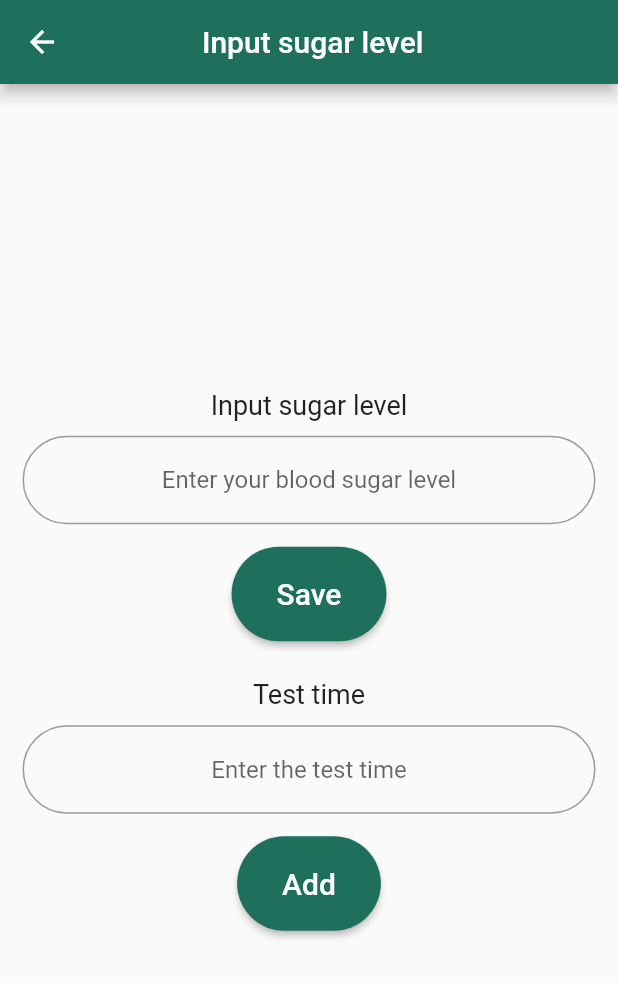
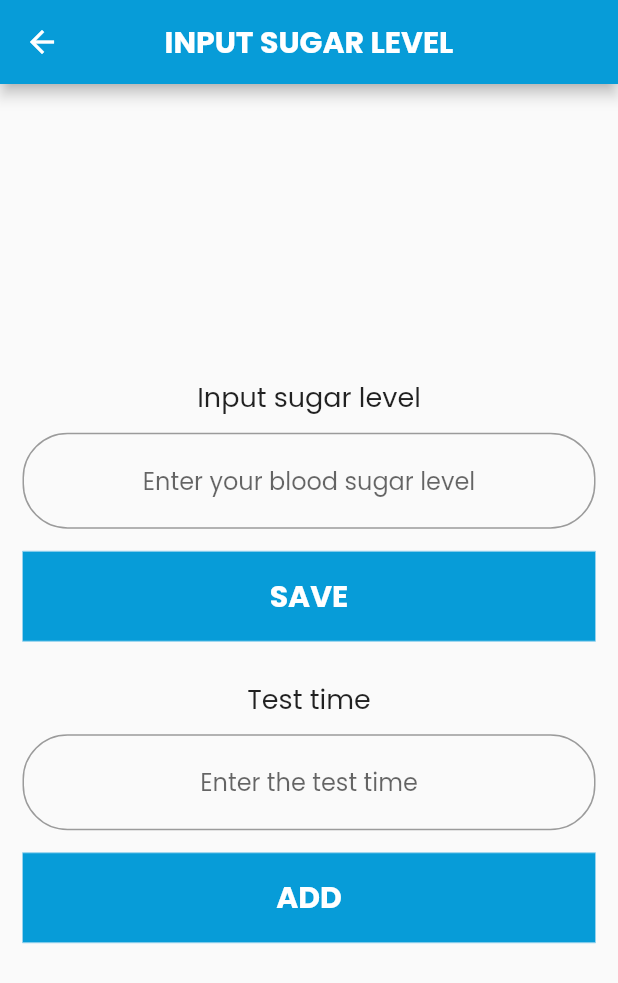
Before and after one commit to ammarrizal/stswks_health_app, a Flutter app: the InputSugarLevel screen opened directly, on a phone screen of 412 x 824 dp. Shown: the top 983 px of the screen. Run offline on Flutter 3.47's test engine with Material 2 defaults, Android fonts, the phone set to English and light mode, and no system bars; our stand-ins replace font_awesome_flutter, google_fonts, hexcolor.

Commit message:
Input sugar level page updated with the new theme

```diff
--- a/lib/views/input_sugar_level_page.dart
+++ b/lib/views/input_sugar_level_page.dart
@@ -22,8 +22,15 @@ class _InputSugarLevelState extends State<InputSugarLevel> {
   Widget build(BuildContext context) {
     return Scaffold(
       appBar: AppBar(
-        title: Text(' Input sugar level'),
-        backgroundColor: Color(0xff1e6f5c),
+        title: Text(
+          'INPUT SUGAR LEVEL',
+          style: TextStyle(
+            fontFamily: 'Poppins',
+            color: Colors.white,
+            fontWeight: FontWeight.bold,
+          ),
+        ),
+        backgroundColor: Color(0xff079cd8),
         centerTitle: true,
       ),
       body: Center(
@@ -37,11 +44,17 @@ class _InputSugarLevelState extends State<InputSugarLevel> {
                   'Input sugar level',
                   style: TextStyle(
                     fontSize: 18.0,
+                    fontFamily: 'Poppins',
+                    //color: Colors.white,
+                    //fontWeight: FontWeight.bold,
                   ),
                 ),
                 SizedBox(height: 10.0),
                 TextFormField(
                   controller: sugarLevelController,
+                  style: TextStyle(
+                    fontFamily: 'Poppins',
+                  ),
                   textAlign: TextAlign.center,
                   decoration: InputDecoration(
                       border: OutlineInputBorder(
@@ -51,20 +64,36 @@ class _InputSugarLevelState extends State<InputSugarLevel> {
                   ),
                 ),
                 SizedBox(height: 15.0),
-                ElevatedButton(
+                Container(
+                  width: 400,
+                  child: TextButton(
                     onPressed: () async {},
+                    // style: ButtonStyle(
+                    //   shape: MaterialStateProperty.all(RoundedRectangleBorder(
+                    //     borderRadius: BorderRadius.circular(40.0),
+                    //   )),
+                    //   padding: MaterialStateProperty.all(EdgeInsets.fromLTRB(30.0, 20.0, 30.0, 20.0)),
+                    //   backgroundColor: MaterialStateProperty.all(Color(0xff1e6f5c)),
+                    // ),
                     style: ButtonStyle(
                       shape: MaterialStateProperty.all(RoundedRectangleBorder(
-                      borderRadius: BorderRadius.circular(40.0),
+                        borderRadius: BorderRadius.circular(0.0),
+                        side: BorderSide(
+                          color: Color(0xff96d3ee),
+                          width: 0.0,
+                        ),
                       )),
-                    padding: MaterialStateProperty.all(EdgeInsets.fromLTRB(30.0, 20.0, 30.0, 20.0)),
-                    backgroundColor: MaterialStateProperty.all(Color(0xff1e6f5c)),
+                      padding: MaterialStateProperty.all(EdgeInsets.fromLTRB(30.0, 15.0, 30.0, 15.0)),
+                      backgroundColor: MaterialStateProperty.all(Color(0xff079cd8)),
                     ),
                     child: Text(
-                    'Save',
+                      'SAVE',
                       style: TextStyle(
                         fontSize: 20,
+                        fontFamily: 'Poppins',
                         color: Colors.white,
+                        fontWeight: FontWeight.bold,
+                      ),
                     ),
                   ),
                 ),
@@ -75,11 +104,15 @@ class _InputSugarLevelState extends State<InputSugarLevel> {
                   'Test time',
                   style: TextStyle(
                     fontSize: 18.0,
+                    fontFamily: 'Poppins',
                   ),
                 ),
                 SizedBox(height: 10.0),
                 TextFormField(
                   controller: testTimeController,
+                  style: TextStyle(
+                    fontFamily: 'Poppins',
+                  ),
                   textAlign: TextAlign.center,
                   decoration: InputDecoration(
                     border: OutlineInputBorder(
@@ -89,20 +122,36 @@ class _InputSugarLevelState extends State<InputSugarLevel> {
                   ),
                 ),
                 SizedBox(height: 15.0),
-                ElevatedButton(
+                Container(
+                  width: 400,
+                  child: TextButton(
                     onPressed: () async {},
+                    // style: ButtonStyle(
+                    //   shape: MaterialStateProperty.all(RoundedRectangleBorder(
+                    //     borderRadius: BorderRadius.circular(40.0),
+                    //   )),
+                    //   padding: MaterialStateProperty.all(EdgeInsets.fromLTRB(30.0, 20.0, 30.0, 20.0)),
+                    //   backgroundColor: MaterialStateProperty.all(Color(0xff1e6f5c)),
+                    // ),
                     style: ButtonStyle(
                       shape: MaterialStateProperty.all(RoundedRectangleBorder(
-                      borderRadius: BorderRadius.circular(40.0),
+                        borderRadius: BorderRadius.circular(0.0),
+                        side: BorderSide(
+                          color: Color(0xff96d3ee),
+                          width: 0.0,
+                        ),
                       )),
-                    padding: MaterialStateProperty.all(EdgeInsets.fromLTRB(30.0, 20.0, 30.0, 20.0)),
-                    backgroundColor: MaterialStateProperty.all(Color(0xff1e6f5c)),
+                      padding: MaterialStateProperty.all(EdgeInsets.fromLTRB(30.0, 15.0, 30.0, 15.0)),
+                      backgroundColor: MaterialStateProperty.all(Color(0xff079cd8)),
                     ),
                     child: Text(
-                    'Add',
+                      'ADD',
                       style: TextStyle(
                         fontSize: 20,
+                        fontFamily: 'Poppins',
                         color: Colors.white,
+                        fontWeight: FontWeight.bold,
+                      ),
                     ),
                   ),
                 ),
```
Lines whose indentation alone changed are shown as unchanged.
